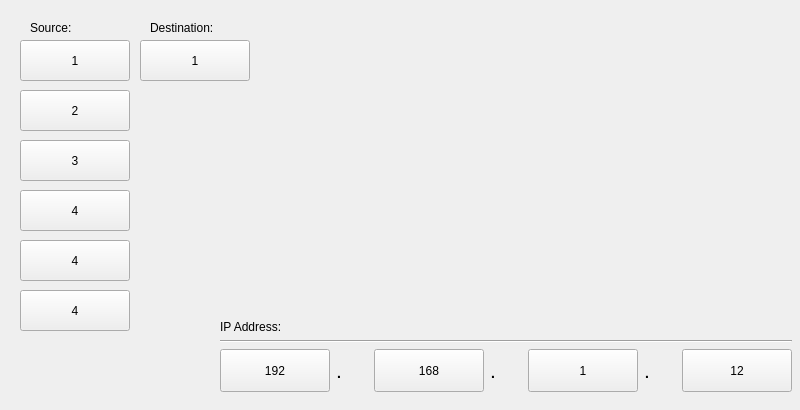
Above: xptcontrol.ui from chP6/Konzept_ErstesBeispiel before the change. Below: the same form after it.
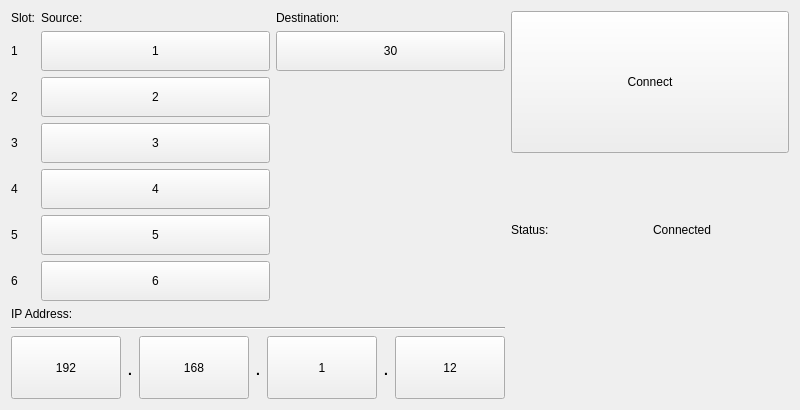
That is the form after the change.

What changed in the file:
```diff
--- a/xptcontrol.ui
+++ b/xptcontrol.ui
@@ -16,27 +16,17 @@
   <property name="windowTitle">
    <string>Form</string>
   </property>
-  <widget class="QPushButton" name="btSourceSlot1">
-   <property name="geometry">
-    <rect>
-     <x>20</x>
-     <y>40</y>
-     <width>110</width>
-     <height>41</height>
-    </rect>
-   </property>
+  <layout class="QGridLayout" name="gridLayout_3">
+   <item row="0" column="0" rowspan="2">
+    <layout class="QGridLayout" name="gridLayout_2">
+     <item row="0" column="0">
+      <widget class="QLabel" name="lSlot">
    <property name="sizePolicy">
-    <sizepolicy hsizetype="Minimum" vsizetype="Preferred">
+        <sizepolicy hsizetype="Preferred" vsizetype="Fixed">
      <horstretch>0</horstretch>
      <verstretch>0</verstretch>
     </sizepolicy>
    </property>
-   <property name="minimumSize">
-    <size>
-     <width>110</width>
-     <height>40</height>
-    </size>
-   </property>
    <property name="cursor">
     <cursorShape>BlankCursor</cursorShape>
    </property>
@@ -44,87 +34,60 @@
     <enum>Qt::NoFocus</enum>
    </property>
    <property name="text">
-    <string>1</string>
-   </property>
-   <property name="checkable">
-    <bool>true</bool>
-   </property>
-   <property name="autoExclusive">
-    <bool>true</bool>
-   </property>
-  </widget>
-  <widget class="QPushButton" name="btDestinationSlot11">
-   <property name="geometry">
-    <rect>
-     <x>140</x>
-     <y>40</y>
-     <width>110</width>
-     <height>41</height>
-    </rect>
-   </property>
-   <property name="sizePolicy">
-    <sizepolicy hsizetype="Minimum" vsizetype="Preferred">
-     <horstretch>0</horstretch>
-     <verstretch>0</verstretch>
-    </sizepolicy>
-   </property>
-   <property name="minimumSize">
-    <size>
-     <width>110</width>
-     <height>40</height>
-    </size>
-   </property>
-   <property name="cursor">
-    <cursorShape>BlankCursor</cursorShape>
-   </property>
-   <property name="focusPolicy">
-    <enum>Qt::NoFocus</enum>
-   </property>
-   <property name="text">
-    <string>1</string>
-   </property>
-   <property name="checkable">
-    <bool>true</bool>
-   </property>
-   <property name="autoExclusive">
-    <bool>true</bool>
-   </property>
-  </widget>
+        <string>Slot:</string>
+       </property>
+      </widget>
+     </item>
+     <item row="0" column="1">
   <widget class="QLabel" name="lSource">
-   <property name="geometry">
-    <rect>
-     <x>30</x>
-     <y>20</y>
-     <width>59</width>
-     <height>15</height>
-    </rect>
+       <property name="sizePolicy">
+        <sizepolicy hsizetype="Preferred" vsizetype="Fixed">
+         <horstretch>0</horstretch>
+         <verstretch>0</verstretch>
+        </sizepolicy>
+       </property>
+       <property name="cursor">
+        <cursorShape>BlankCursor</cursorShape>
    </property>
    <property name="text">
     <string>Source:</string>
    </property>
   </widget>
+     </item>
+     <item row="0" column="2">
   <widget class="QLabel" name="lDestination">
-   <property name="geometry">
-    <rect>
-     <x>150</x>
-     <y>20</y>
-     <width>81</width>
-     <height>16</height>
-    </rect>
+       <property name="sizePolicy">
+        <sizepolicy hsizetype="Preferred" vsizetype="Fixed">
+         <horstretch>0</horstretch>
+         <verstretch>0</verstretch>
+        </sizepolicy>
+       </property>
+       <property name="cursor">
+        <cursorShape>BlankCursor</cursorShape>
    </property>
    <property name="text">
     <string>Destination:</string>
    </property>
   </widget>
-  <widget class="QPushButton" name="btSourceSlot1_2">
-   <property name="geometry">
-    <rect>
-     <x>20</x>
-     <y>90</y>
-     <width>110</width>
-     <height>41</height>
-    </rect>
-   </property>
+     </item>
+     <item row="1" column="0">
+      <widget class="QLabel" name="lSlot1">
+       <property name="sizePolicy">
+        <sizepolicy hsizetype="Fixed" vsizetype="Fixed">
+         <horstretch>0</horstretch>
+         <verstretch>0</verstretch>
+        </sizepolicy>
+       </property>
+       <property name="cursor">
+        <cursorShape>BlankCursor</cursorShape>
+       </property>
+       <property name="text">
+        <string>1</string>
+       </property>
+      </widget>
+     </item>
+     <item row="1" column="1">
+      <widget class="QPushButton" name="btSource1">
    <property name="sizePolicy">
     <sizepolicy hsizetype="Minimum" vsizetype="Preferred">
      <horstretch>0</horstretch>
@@ -144,7 +107,7 @@
     <enum>Qt::NoFocus</enum>
    </property>
    <property name="text">
-    <string>2</string>
+        <string>1</string>
    </property>
    <property name="checkable">
     <bool>true</bool>
@@ -153,15 +116,9 @@
     <bool>true</bool>
    </property>
   </widget>
-  <widget class="QPushButton" name="btSourceSlot1_3">
-   <property name="geometry">
-    <rect>
-     <x>20</x>
-     <y>140</y>
-     <width>110</width>
-     <height>41</height>
-    </rect>
-   </property>
+     </item>
+     <item row="1" column="2">
+      <widget class="QPushButton" name="btDestination">
    <property name="sizePolicy">
     <sizepolicy hsizetype="Minimum" vsizetype="Preferred">
      <horstretch>0</horstretch>
@@ -181,7 +138,7 @@
     <enum>Qt::NoFocus</enum>
    </property>
    <property name="text">
-    <string>3</string>
+        <string>30</string>
    </property>
    <property name="checkable">
     <bool>true</bool>
@@ -190,16 +147,90 @@
     <bool>true</bool>
    </property>
   </widget>
-  <widget class="QPushButton" name="btSourceSlot1_4">
-   <property name="geometry">
-    <rect>
-     <x>20</x>
-     <y>190</y>
-     <width>110</width>
-     <height>41</height>
-    </rect>
-   </property>
+     </item>
+     <item row="2" column="0">
+      <widget class="QLabel" name="lSlot2">
+       <property name="sizePolicy">
+        <sizepolicy hsizetype="Fixed" vsizetype="Fixed">
+         <horstretch>0</horstretch>
+         <verstretch>0</verstretch>
+        </sizepolicy>
+       </property>
+       <property name="cursor">
+        <cursorShape>BlankCursor</cursorShape>
+       </property>
+       <property name="text">
+        <string>2</string>
+       </property>
+      </widget>
+     </item>
+     <item row="3" column="0">
+      <widget class="QLabel" name="lSlot3">
    <property name="sizePolicy">
+        <sizepolicy hsizetype="Fixed" vsizetype="Fixed">
+         <horstretch>0</horstretch>
+         <verstretch>0</verstretch>
+        </sizepolicy>
+       </property>
+       <property name="cursor">
+        <cursorShape>BlankCursor</cursorShape>
+       </property>
+       <property name="text">
+        <string>3</string>
+       </property>
+      </widget>
+     </item>
+     <item row="4" column="0">
+      <widget class="QLabel" name="lSlot4">
+       <property name="sizePolicy">
+        <sizepolicy hsizetype="Fixed" vsizetype="Fixed">
+         <horstretch>0</horstretch>
+         <verstretch>0</verstretch>
+        </sizepolicy>
+       </property>
+       <property name="cursor">
+        <cursorShape>BlankCursor</cursorShape>
+       </property>
+       <property name="text">
+        <string>4</string>
+       </property>
+      </widget>
+     </item>
+     <item row="5" column="0">
+      <widget class="QLabel" name="lSlot5">
+       <property name="sizePolicy">
+        <sizepolicy hsizetype="Fixed" vsizetype="Fixed">
+         <horstretch>0</horstretch>
+         <verstretch>0</verstretch>
+        </sizepolicy>
+       </property>
+       <property name="cursor">
+        <cursorShape>BlankCursor</cursorShape>
+       </property>
+       <property name="text">
+        <string>5</string>
+       </property>
+      </widget>
+     </item>
+     <item row="6" column="0">
+      <widget class="QLabel" name="lSlot6">
+       <property name="sizePolicy">
+        <sizepolicy hsizetype="Fixed" vsizetype="Fixed">
+         <horstretch>0</horstretch>
+         <verstretch>0</verstretch>
+        </sizepolicy>
+       </property>
+       <property name="cursor">
+        <cursorShape>BlankCursor</cursorShape>
+       </property>
+       <property name="text">
+        <string>6</string>
+       </property>
+      </widget>
+     </item>
+     <item row="2" column="1">
+      <widget class="QPushButton" name="btSource2">
+       <property name="sizePolicy">
     <sizepolicy hsizetype="Minimum" vsizetype="Preferred">
      <horstretch>0</horstretch>
      <verstretch>0</verstretch>
@@ -218,7 +249,7 @@
     <enum>Qt::NoFocus</enum>
    </property>
    <property name="text">
-    <string>4</string>
+        <string>2</string>
    </property>
    <property name="checkable">
     <bool>true</bool>
@@ -227,15 +258,40 @@
     <bool>true</bool>
    </property>
   </widget>
-  <widget class="QPushButton" name="btSourceSlot1_5">
-   <property name="geometry">
-    <rect>
-     <x>20</x>
-     <y>240</y>
+     </item>
+     <item row="3" column="1">
+      <widget class="QPushButton" name="btSource3">
+       <property name="sizePolicy">
+        <sizepolicy hsizetype="Minimum" vsizetype="Preferred">
+         <horstretch>0</horstretch>
+         <verstretch>0</verstretch>
+        </sizepolicy>
+       </property>
+       <property name="minimumSize">
+        <size>
      <width>110</width>
-     <height>41</height>
-    </rect>
-   </property>
+         <height>40</height>
+        </size>
+       </property>
+       <property name="cursor">
+        <cursorShape>BlankCursor</cursorShape>
+       </property>
+       <property name="focusPolicy">
+        <enum>Qt::NoFocus</enum>
+       </property>
+       <property name="text">
+        <string>3</string>
+       </property>
+       <property name="checkable">
+        <bool>true</bool>
+       </property>
+       <property name="autoExclusive">
+        <bool>true</bool>
+       </property>
+      </widget>
+     </item>
+     <item row="4" column="1">
+      <widget class="QPushButton" name="btSource4">
    <property name="sizePolicy">
     <sizepolicy hsizetype="Minimum" vsizetype="Preferred">
      <horstretch>0</horstretch>
@@ -264,15 +320,40 @@
     <bool>true</bool>
    </property>
   </widget>
-  <widget class="QPushButton" name="btSourceSlot1_6">
-   <property name="geometry">
-    <rect>
-     <x>20</x>
-     <y>290</y>
+     </item>
+     <item row="5" column="1">
+      <widget class="QPushButton" name="btSource5">
+       <property name="sizePolicy">
+        <sizepolicy hsizetype="Minimum" vsizetype="Preferred">
+         <horstretch>0</horstretch>
+         <verstretch>0</verstretch>
+        </sizepolicy>
+       </property>
+       <property name="minimumSize">
+        <size>
      <width>110</width>
-     <height>41</height>
-    </rect>
-   </property>
+         <height>40</height>
+        </size>
+       </property>
+       <property name="cursor">
+        <cursorShape>BlankCursor</cursorShape>
+       </property>
+       <property name="focusPolicy">
+        <enum>Qt::NoFocus</enum>
+       </property>
+       <property name="text">
+        <string>5</string>
+       </property>
+       <property name="checkable">
+        <bool>true</bool>
+       </property>
+       <property name="autoExclusive">
+        <bool>true</bool>
+       </property>
+      </widget>
+     </item>
+     <item row="6" column="1">
+      <widget class="QPushButton" name="btSource6">
    <property name="sizePolicy">
     <sizepolicy hsizetype="Minimum" vsizetype="Preferred">
      <horstretch>0</horstretch>
@@ -292,7 +373,7 @@
     <enum>Qt::NoFocus</enum>
    </property>
    <property name="text">
-    <string>4</string>
+        <string>6</string>
    </property>
    <property name="checkable">
     <bool>true</bool>
@@ -301,15 +382,52 @@
     <bool>true</bool>
    </property>
   </widget>
-  <widget class="QWidget" name="">
-   <property name="geometry">
-    <rect>
-     <x>220</x>
-     <y>320</y>
-     <width>572</width>
-     <height>72</height>
-    </rect>
-   </property>
+     </item>
+    </layout>
+   </item>
+   <item row="0" column="1" colspan="2">
+    <widget class="QPushButton" name="btConnect">
+     <property name="sizePolicy">
+      <sizepolicy hsizetype="Minimum" vsizetype="Preferred">
+       <horstretch>0</horstretch>
+       <verstretch>0</verstretch>
+      </sizepolicy>
+     </property>
+     <property name="minimumSize">
+      <size>
+       <width>110</width>
+       <height>40</height>
+      </size>
+     </property>
+     <property name="cursor">
+      <cursorShape>BlankCursor</cursorShape>
+     </property>
+     <property name="focusPolicy">
+      <enum>Qt::NoFocus</enum>
+     </property>
+     <property name="text">
+      <string>Connect</string>
+     </property>
+     <property name="checkable">
+      <bool>true</bool>
+     </property>
+    </widget>
+   </item>
+   <item row="1" column="1">
+    <widget class="QLabel" name="lIStatus">
+     <property name="text">
+      <string>Status:</string>
+     </property>
+    </widget>
+   </item>
+   <item row="1" column="2">
+    <widget class="QLabel" name="lStatus">
+     <property name="text">
+      <string>Connected</string>
+     </property>
+    </widget>
+   </item>
+   <item row="2" column="0">
    <layout class="QGridLayout" name="gridLayout">
     <item row="2" column="3">
      <widget class="QLabel" name="lDot_2">
@@ -519,7 +637,8 @@
      </widget>
     </item>
    </layout>
-  </widget>
+   </item>
+  </layout>
  </widget>
  <resources/>
  <connections/>
```
Left out of the diff: 5 changed lines with no effect on the pictures. Lines whose indentation alone changed are shown as unchanged.
